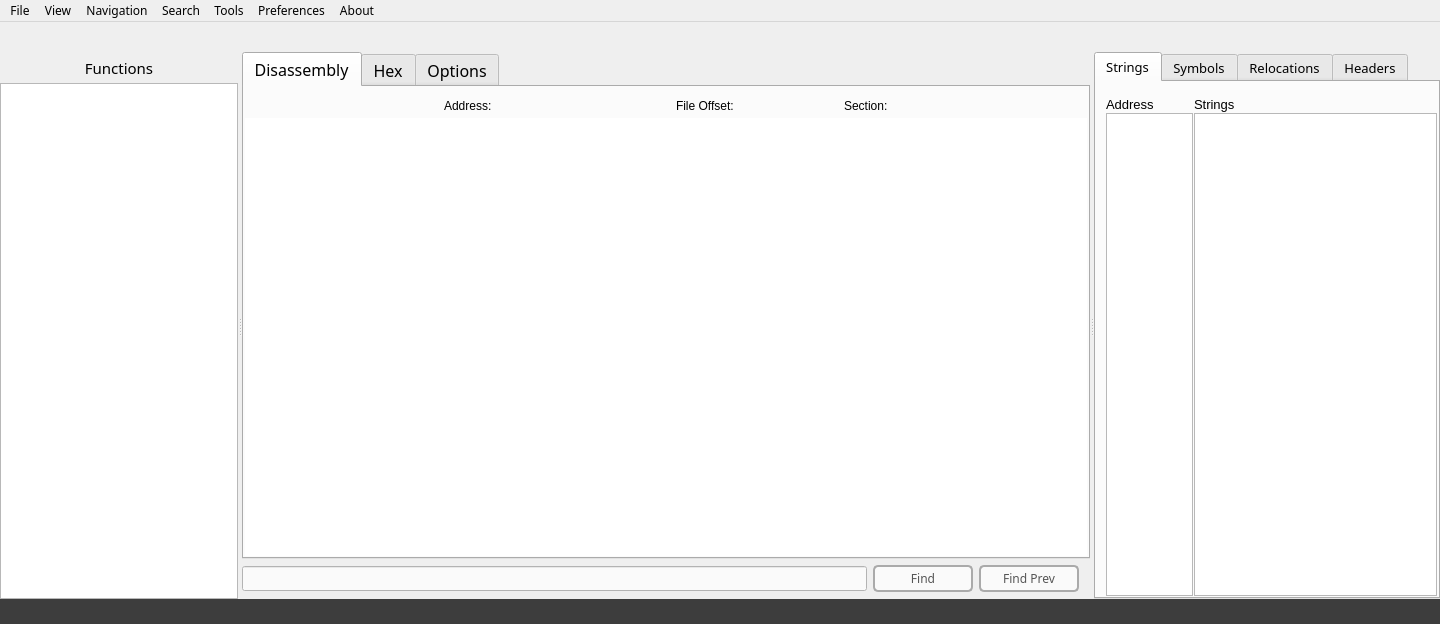
Old version of the form src/mainwindow.ui in the repository jubal-R/ObjGui.
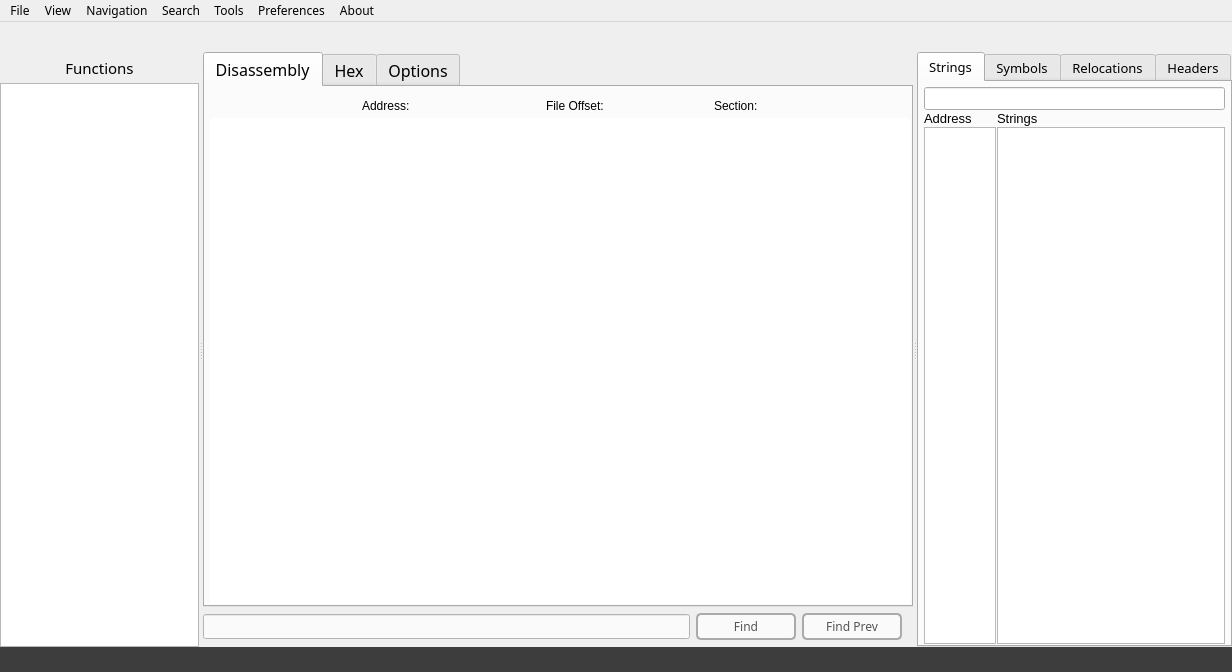
New version of the form. Icons and pictures are not drawn.

Commit message: added search bar to search strings

```diff
--- a/src/mainwindow.ui
+++ b/src/mainwindow.ui
@@ -6,8 +6,8 @@
    <rect>
     <x>0</x>
     <y>0</y>
-    <width>1440</width>
-    <height>624</height>
+    <width>1232</width>
+    <height>672</height>
    </rect>
   </property>
   <property name="font">
@@ -330,7 +330,7 @@
               </attribute>
               <layout class="QGridLayout" name="gridLayout">
                <property name="leftMargin">
-                <number>1</number>
+                <number>5</number>
                </property>
                <property name="topMargin">
                 <number>10</number>
@@ -1061,13 +1061,13 @@
               </attribute>
               <layout class="QGridLayout" name="gridLayout_9">
                <property name="leftMargin">
-                <number>10</number>
+                <number>5</number>
                </property>
                <property name="topMargin">
-                <number>15</number>
+                <number>5</number>
                </property>
                <property name="rightMargin">
-                <number>1</number>
+                <number>5</number>
                </property>
                <property name="bottomMargin">
                 <number>1</number>
@@ -1075,7 +1075,7 @@
                <property name="spacing">
                 <number>1</number>
                </property>
-               <item row="1" column="0">
+               <item row="2" column="0">
                 <widget class="QPlainTextEdit" name="stringsAddressBrowser">
                  <property name="maximumSize">
                   <size>
@@ -1100,7 +1100,7 @@
                  </property>
                 </widget>
                </item>
-               <item row="1" column="1">
+               <item row="2" column="1">
                 <widget class="QPlainTextEdit" name="stringsBrowser">
                  <property name="maximumSize">
                   <size>
@@ -1128,20 +1128,23 @@
                  </property>
                 </widget>
                </item>
-               <item row="0" column="0">
+               <item row="1" column="0">
                 <widget class="QLabel" name="stringsAddressLabel">
                  <property name="text">
                   <string>Address</string>
                  </property>
                 </widget>
                </item>
-               <item row="0" column="1">
+               <item row="1" column="1">
                 <widget class="QLabel" name="stringsLabel">
                  <property name="text">
                   <string>Strings</string>
                  </property>
                 </widget>
                </item>
+               <item row="0" column="0" colspan="2">
+                <widget class="QLineEdit" name="stringsSearchBar"/>
+               </item>
               </layout>
              </widget>
              <widget class="QWidget" name="symbolsTab">
@@ -1374,7 +1377,7 @@
     <rect>
      <x>0</x>
      <y>0</y>
-     <width>1440</width>
+     <width>1232</width>
      <height>28</height>
     </rect>
    </property>
```
The commit also changes 3 other files.
